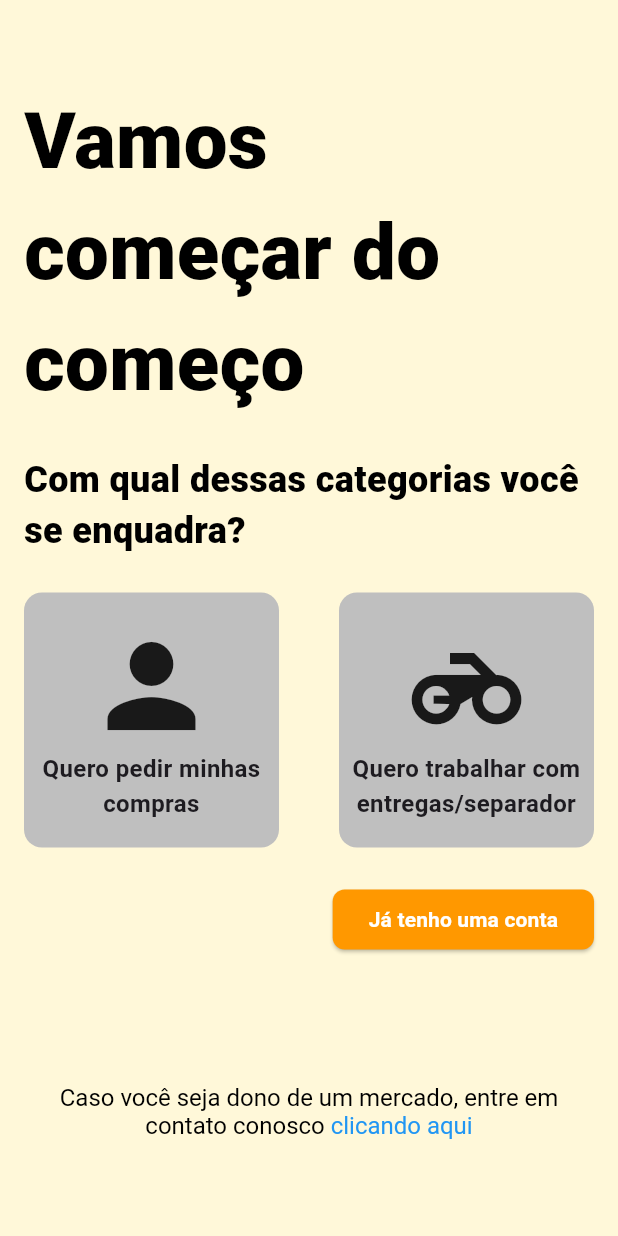
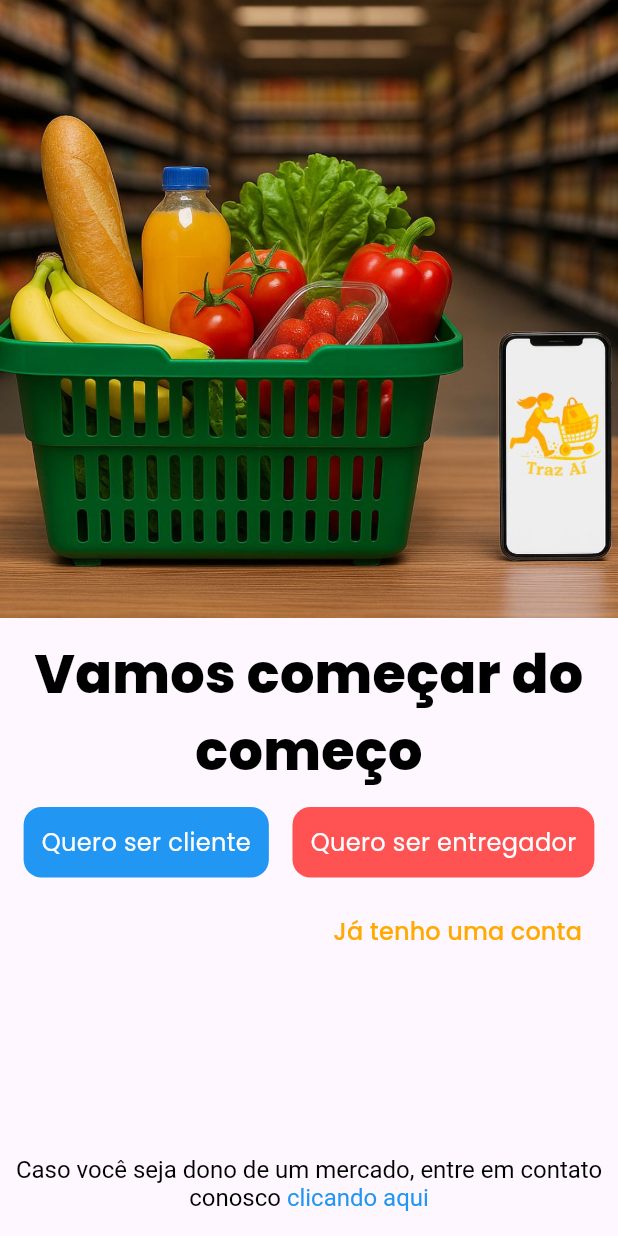
Before and after one commit to Arthutstuts96/Projeto-de-Sistemas-mobile, a Flutter app: the ChooseScreen screen opened directly, on a phone screen of 412 x 824 dp. Run offline on Flutter 3.47's test engine with Material 3 defaults, Android fonts, the phone set to English and light mode, and no system bars; our stand-ins replace device_preview, dio, shared_preferences, step_progress_indicator; missing offline and left inert: universal_stepper; accounts and stored records are empty.

```diff
--- a/lib/main.dart
+++ b/lib/main.dart
@@ -25,6 +25,10 @@ class TrazAi extends StatelessWidget {
   @override
   Widget build(BuildContext context) {
     return MaterialApp(
+      theme: ThemeData(
+        fontFamily: 'Poppins',
+        useMaterial3: true,
+      ),
       debugShowCheckedModeBanner: false,
       routes: {
         "splash_screen": (context) => const SplashScreen(),
@@ -38,7 +42,7 @@ class TrazAi extends StatelessWidget {
         "order_screen": (context) =>  OrderScreen(),
         "finish_order_screen": (context) =>  FinishOrderScreen(),
       },
-      initialRoute: "main_screen",
+      initialRoute: "finish_order_screen",
     );
   }
 }
--- a/lib/screens/choose_screen.dart
+++ b/lib/screens/choose_screen.dart
@@ -1,6 +1,5 @@
 import 'package:flutter/gestures.dart';
 import 'package:flutter/material.dart';
-import 'package:projeto_de_sistemas/screens/components/register/button.dart';
 import 'package:projeto_de_sistemas/screens/login_screen.dart';
 import 'package:projeto_de_sistemas/screens/register_user_screen.dart';
 import 'package:projeto_de_sistemas/utils/api_configs.dart';
@@ -13,38 +12,23 @@ class ChooseScreen extends StatelessWidget {
   @override
   Widget build(BuildContext context) {
     return Scaffold(
-      backgroundColor: Color(0xFFfff8d9),
-      body: Padding(
-        padding: const EdgeInsets.all(16),
-        child: Column(
-          mainAxisAlignment: MainAxisAlignment.center,
-          crossAxisAlignment: CrossAxisAlignment.start,
-          spacing: 44,
+      body: Column(
         children: [
-            Expanded(
-              child: Column(
-                mainAxisAlignment: MainAxisAlignment.center,
-                spacing: 24,
-                children: [
-                  Text(
+          Image.asset("assets/images/choose_screen_background.jpg"),
+          Padding(
+            padding: const EdgeInsets.symmetric(vertical: 12, horizontal: 8),
+            child: Text(
               "Vamos começar do começo",
+              textAlign: TextAlign.center,
               style: TextStyle(
                 color: Colors.black,
-                      fontSize: 52,
+                fontSize: 36,
                 fontWeight: FontWeight.w800,
               ),
             ),
-                  Text(
-                    "Com qual dessas categorias você se enquadra?",
-                    style: TextStyle(
-                      color: Colors.black,
-                      fontSize: 24,
-                      fontWeight: FontWeight.w800,
-                    ),
           ),
           Row(
-                    mainAxisAlignment: MainAxisAlignment.spaceBetween,
-                    crossAxisAlignment: CrossAxisAlignment.center,
+            mainAxisAlignment: MainAxisAlignment.spaceEvenly,
             children: [
               InkWell(
                 onTap: () {
@@ -58,23 +42,18 @@ class ChooseScreen extends StatelessWidget {
                   );
                 },
                 child: Ink(
-                          width: 170,
-                          height: 170,
+                  padding: EdgeInsets.all(12),
                   decoration: BoxDecoration(
-                            color: Color(0xFFBFBFBF),
+                    color: Colors.blue,
                     borderRadius: BorderRadius.circular(12),
                   ),
                   child: Column(
                     mainAxisAlignment: MainAxisAlignment.center,
                     children: [
-                              Icon(Icons.person, size: 88),
                       Text(
-                                "Quero pedir minhas compras",
+                        "Quero ser cliente",
                         textAlign: TextAlign.center,
-                                style: TextStyle(
-                                  fontSize: 16,
-                                  fontWeight: FontWeight.w600,
-                                ),
+                        style: TextStyle(fontSize: 16, color: Colors.white),
                       ),
                     ],
                   ),
@@ -92,23 +71,18 @@ class ChooseScreen extends StatelessWidget {
                   );
                 },
                 child: Ink(
-                          width: 170,
-                          height: 170,
+                  padding: EdgeInsets.all(12),
                   decoration: BoxDecoration(
-                            color: Color(0xFFBFBFBF),
+                    color: Colors.redAccent,
                     borderRadius: BorderRadius.circular(12),
                   ),
                   child: Column(
                     mainAxisAlignment: MainAxisAlignment.center,
                     children: [
-                              Icon(Icons.motorcycle, size: 88),
                       Text(
-                                "Quero trabalhar com entregas/separador",
+                        "Quero ser entregador",
                         textAlign: TextAlign.center,
-                                style: TextStyle(
-                                  fontSize: 16,
-                                  fontWeight: FontWeight.w600,
-                                ),
+                        style: TextStyle(fontSize: 16, color: Colors.white),
                       ),
                     ],
                   ),
@@ -117,24 +91,30 @@ class ChooseScreen extends StatelessWidget {
             ],
           ),
           Align(
-                    alignment: Alignment.topRight,
-                    child: Button(
+            alignment: Alignment.bottomRight,
+            child: Padding(
+              padding: const EdgeInsets.only(top: 12, right: 12),
+              child: TextButton(
                 onPressed: () {
                   Navigator.push(
                     context,
-                          MaterialPageRoute(
-                            builder: (context) => LoginScreen(),
-                          ),
+                    MaterialPageRoute(builder: (context) => LoginScreen()),
                   );
                 },
-                      text: "Já tenho uma conta",
-                      color: Colors.orange,
+                child: const Text(
+                  "Já tenho uma conta",
+                  style: TextStyle(
+                    color: Color(0xFFFFAA00),
+                    fontSize: 16,
                   ),
                 ),
-                ],
               ),
             ),
-            RichText(
+          ),
+          const Spacer(),
+          Padding(
+            padding: const EdgeInsets.only(bottom: 16),
+            child: RichText(
               textAlign: TextAlign.center,
               text: TextSpan(
                 children: [
@@ -156,9 +136,8 @@ class ChooseScreen extends StatelessWidget {
                 ],
               ),
             ),
-            SizedBox(height: 4),
+          ),
         ],
-        ),
       ),
     );
   }
--- a/lib/screens/components/register/button.dart
+++ b/lib/screens/components/register/button.dart
@@ -1,30 +1,33 @@
 import 'package:flutter/material.dart';
 
-class Button extends StatefulWidget {
-  const Button({super.key, required this.onPressed, required this.text, this.color = Colors.blue});
+class Button extends StatelessWidget {
+  const Button({
+    super.key,
+    required this.onPressed,
+    required this.text,
+    this.color = Colors.blue,
+    this.padding = const EdgeInsets.all(16),
+  });
   final Function onPressed;
   final String text;
   final Color color;
+  final EdgeInsets padding;
 
-  @override
-  State<Button> createState() => _ButtonState();
-}
-
-class _ButtonState extends State<Button> {
   @override
   Widget build(BuildContext context) {
     return ElevatedButton(
       style: ButtonStyle(
-        backgroundColor: WidgetStatePropertyAll(widget.color),
+        padding: WidgetStatePropertyAll(padding),
+        backgroundColor: WidgetStatePropertyAll(color),
         shape: WidgetStatePropertyAll(
           RoundedRectangleBorder(borderRadius: BorderRadius.circular(8)),
         ),
       ),
-      onPressed: (){
-        widget.onPressed();
+      onPressed: () {
+        onPressed();
       },
       child: Text(
-        widget.text,
+        text,
         style: TextStyle(color: Colors.white, fontWeight: FontWeight.bold),
       ),
     );
--- a/lib/screens/search_products_screen.dart
+++ b/lib/screens/search_products_screen.dart
@@ -15,7 +15,7 @@ class _SearchProductsScreenState extends State<SearchProductsScreen> {
   List<Product> _allProducts = [];
   List<Product> _filteredProducts = [];
   String _activeFilter = "name";
-  double _currentSliderValue = 1.0;
+  // double _currentSliderValue = 1.0;
 
   @override
   void initState() {
--- a/lib/screens/splash_screen.dart
+++ b/lib/screens/splash_screen.dart
@@ -9,7 +9,7 @@ class SplashScreen extends StatefulWidget {
 }
 
 class _SplashScreenState extends State<SplashScreen> {
-  int duration = 2;
+  int duration = 1;
 
   @override
   void initState() {
--- a/pubspec.yaml
+++ b/pubspec.yaml
@@ -16,6 +16,7 @@ dependencies:
   flutter_svg: ^2.0.10
   device_preview: ^1.2.0
   universal_stepper: ^1.0.0+1
+  step_progress_indicator: ^1.0.2
 
 dev_dependencies:
   flutter_test:
@@ -28,6 +29,7 @@ flutter:
     - assets/images/
     - assets/images/GPS.png
     - assets/images/delivery.png
+    - assets/images/choose_screen_background.jpg
   fonts:
     - family: Poppins
       fonts:
@@ -37,5 +39,4 @@ flutter:
     - family: Leckerli One
       fonts:
         - asset: assets/fonts/Leckerli_One/LeckerliOne-Regular.ttf
-
           weight: 700
```
Also changed, not shown: lib/screens/finish-order-screens/finish_order_screen_four.dart (added, +52 -0 lines), lib/screens/finish-order-screens/finish_order_screen_one.dart (added, +170 -0 lines), lib/screens/finish-order-screens/finish_order_screen_three.dart (added, +52 -0 lines), lib/screens/finish-order-screens/finish_order_screen_two.dart (added, +128 -0 lines), lib/screens/finish_order_screen.dart (+89 -4 lines), lib/utils/functions/select_time.dart (added, +38 -0 lines), assets/images/choose_screen_background.jpg (added), pubspec.lock. Lines whose indentation alone changed are shown as unchanged.
